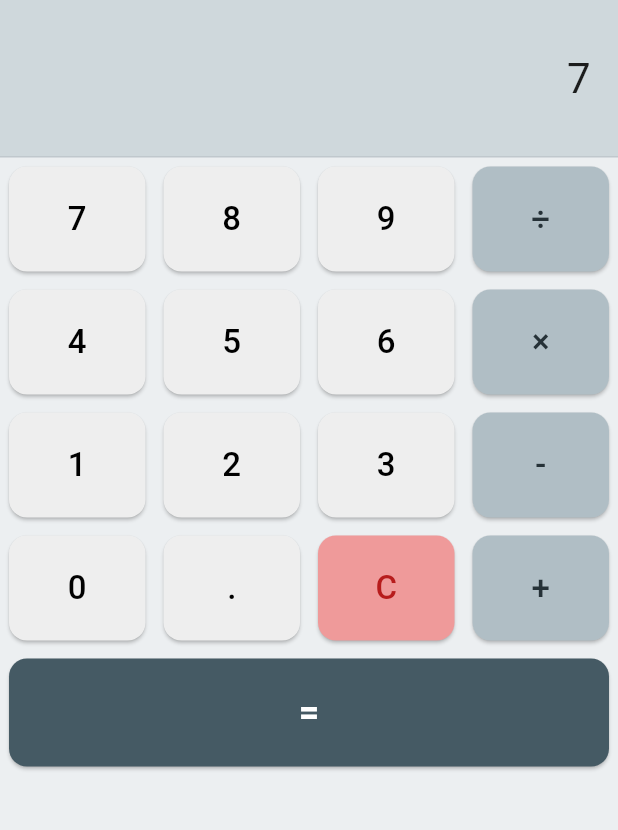
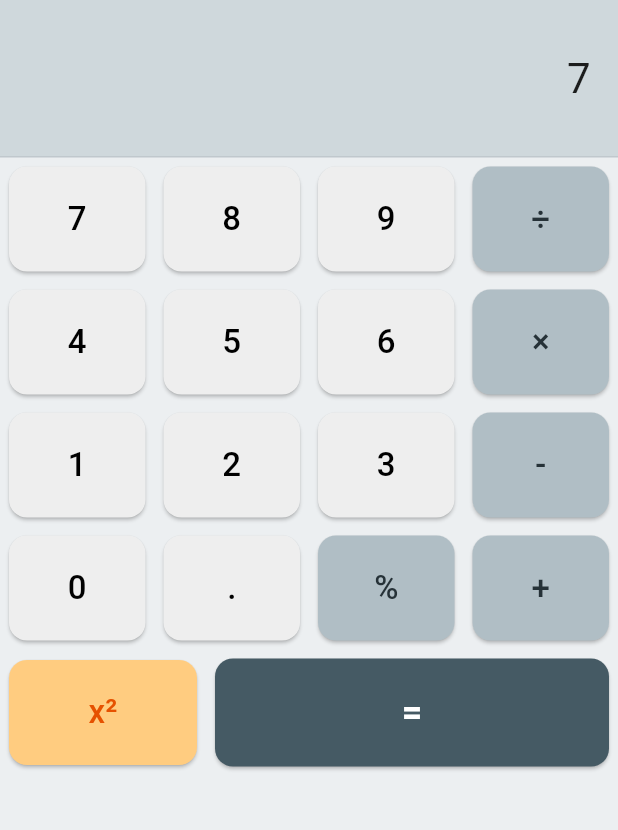
Before and after one commit to hmunoz04/flutter-calculator, a Flutter app: the screen it shows after launch, after a tap on an icon or button, on a phone screen of 412 x 824 dp, the part 84-914 px from its top. Run offline on Flutter 3.47's test engine with Material 3 defaults, Android fonts, the phone set to English and light mode, and no system bars; missing offline and left inert: expressions.

Commit message:
Added square and mod button to the calculator app

```diff
--- a/lib/main.dart
+++ b/lib/main.dart
@@ -40,6 +40,14 @@ class _CalculatorScreenState extends State<CalculatorScreen> {
         _hasResult = false;
       } else if (value == '=') {
         _evaluate();
+      } else if (value == 'x²') {
+        if (_expression.isNotEmpty && !_hasResult) {
+          _expression += '^2';
+        } else if (_hasResult && _result.isNotEmpty && _result != 'Error') {
+          _expression = '$_result^2';
+          _result = '';
+          _hasResult = false;
+        }
       } else {
         if (_hasResult) {
           // Start new expression after result
@@ -59,7 +67,12 @@ class _CalculatorScreenState extends State<CalculatorScreen> {
 
   void _evaluate() {
     try {
-      final exp = Expression.parse(_expression.replaceAll('×', '*').replaceAll('÷', '/'));
+      final exp = Expression.parse(
+        _expression
+            .replaceAll('×', '*')
+            .replaceAll('÷', '/')
+            .replaceAll('%', '%'),
+      );
       final evaluator = const ExpressionEvaluator();
       final context = <String, dynamic>{};
       final evalResult = evaluator.eval(exp, context);
@@ -165,12 +178,13 @@ class _CalculatorScreenState extends State<CalculatorScreen> {
                   children: [
                     _buildButton('0'),
                     _buildButton('.'),
-                    _buildButton('C', color: Colors.red[200], textColor: Colors.red[900]),
+                    _buildButton('%', color: Colors.blueGrey[200], textColor: Colors.blueGrey[900]),
                     _buildButton('+', color: Colors.blueGrey[200], textColor: Colors.blueGrey[900]),
                   ],
                 ),
                 Row(
                   children: [
+                    _buildButton('x²', color: Colors.orange[200], textColor: Colors.orange[900]),
                     Expanded(
                       flex: 2,
                       child: Padding(
@@ -197,4 +211,4 @@ class _CalculatorScreenState extends State<CalculatorScreen> {
       ),
     );
   }
-}
+  }
```
Also changed, not shown: pubspec.lock.
